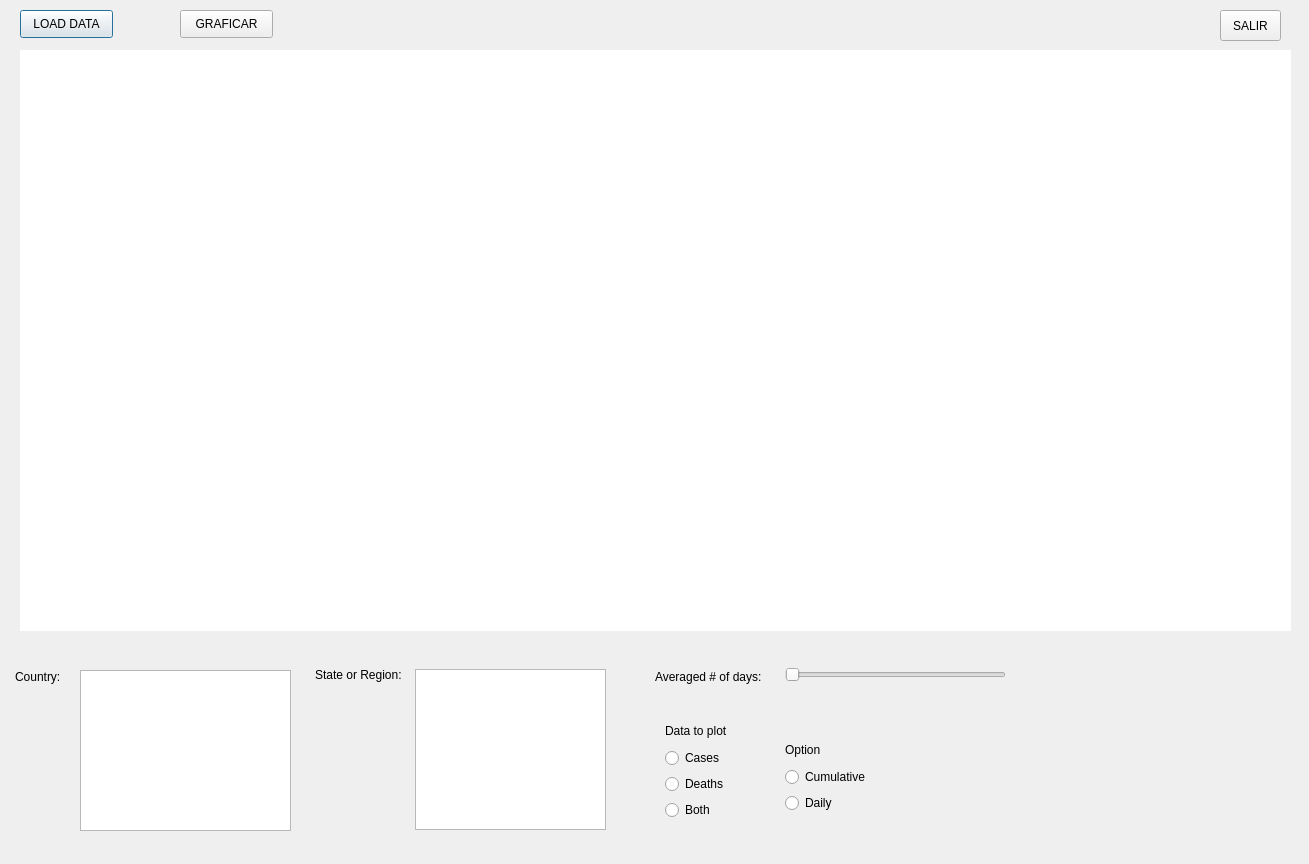
Qt form interfaz.ui (dfguaman3/INTERFAZ_COVID) before a commit.
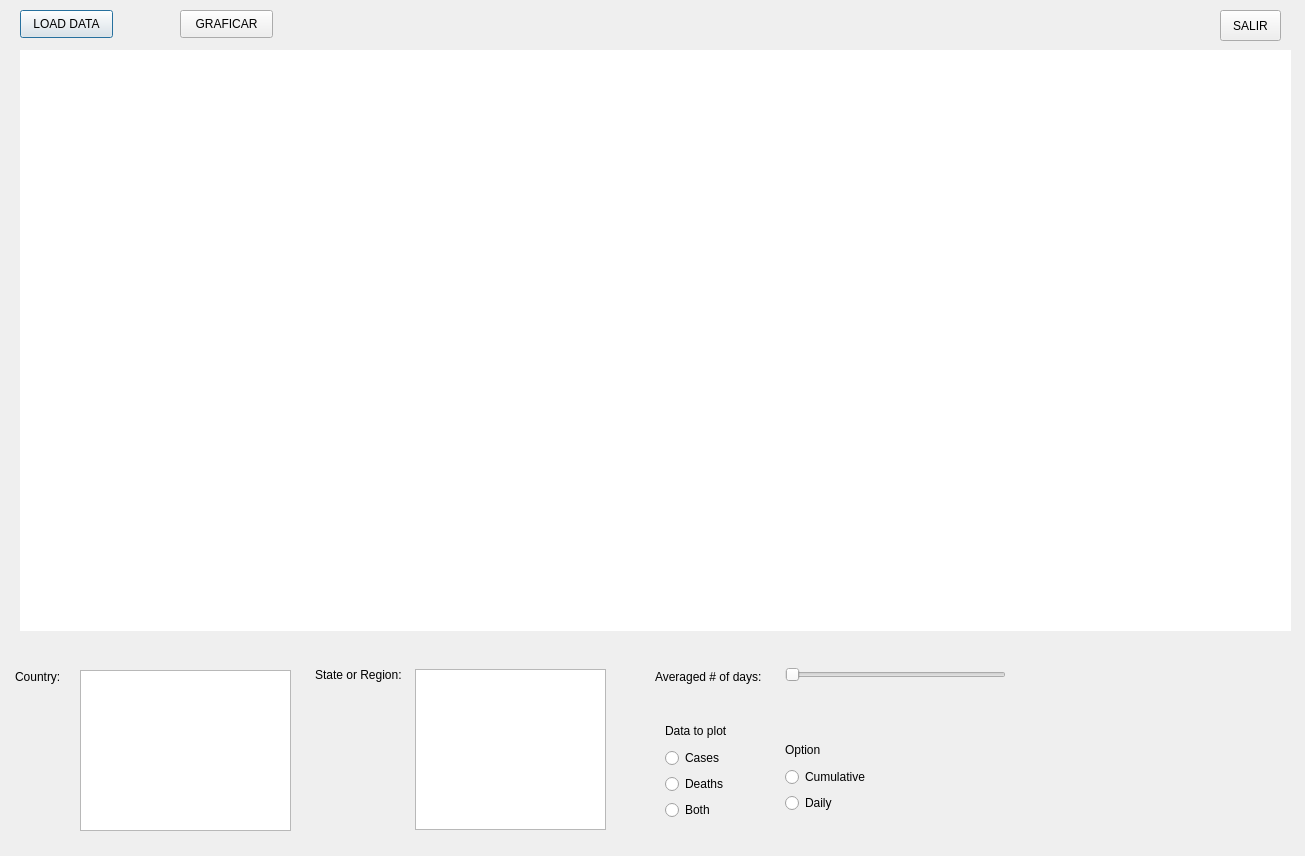
The same form after that commit.

```diff
--- a/interfaz.ui
+++ b/interfaz.ui
@@ -6,8 +6,8 @@
    <rect>
     <x>0</x>
     <y>0</y>
-    <width>1309</width>
-    <height>864</height>
+    <width>1305</width>
+    <height>856</height>
    </rect>
   </property>
   <property name="windowTitle">
```
